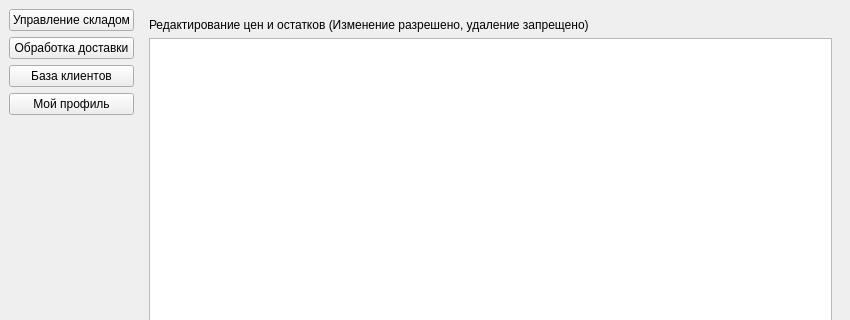
Qt form client/managerwindow.ui (alexxxandra031/Online-Shop) before a commit; both pictures show x 0 to 850 and y 0 to 320 of the 850 by 550 pixel window.
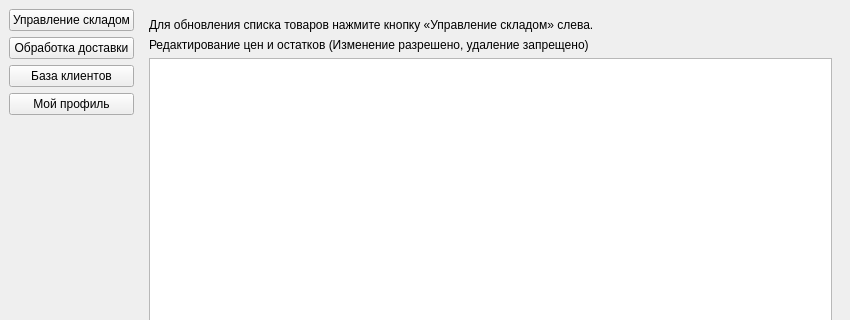
The same form after that commit.

```diff
--- a/client/managerwindow.ui
+++ b/client/managerwindow.ui
@@ -44,6 +44,14 @@
      <widget class="QStackedWidget" name="stackedWidget">
       <widget class="QWidget" name="pageStock">
        <layout class="QVBoxLayout" name="stockLayout">
+        <item>
+         <widget class="QLabel" name="lblInfoStock">
+          <property name="text">
+           <string>Для обновления списка товаров нажмите кнопку «Управление складом» слева.</string>
+          </property>
+          <property name="wordWrap"><bool>true</bool></property>
+         </widget>
+        </item>
         <item>
          <widget class="QLabel" name="lblStock"><property name="text"><string>Редактирование цен и остатков (Изменение разрешено, удаление запрещено)</string></property></widget>
         </item>
```
Left out of the diff: 24 changed lines with no effect on the pictures.
